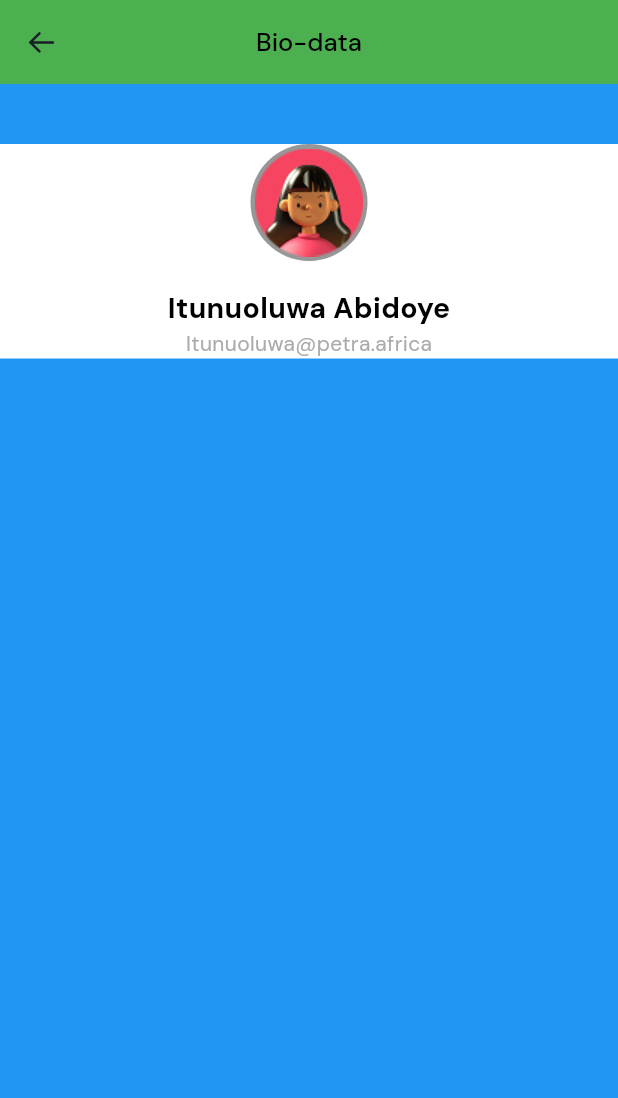
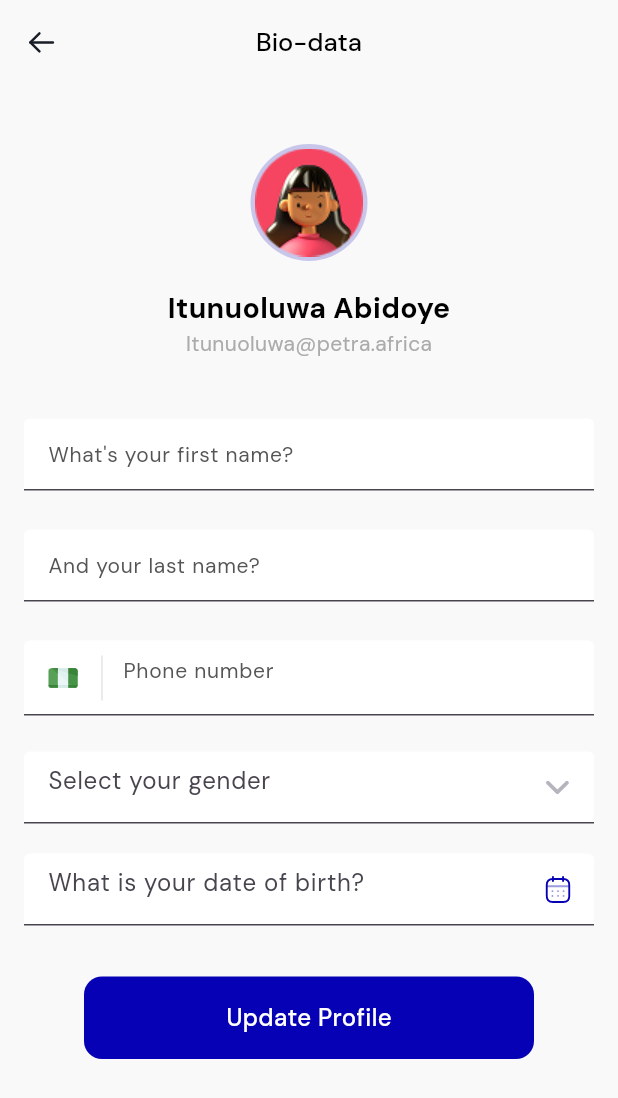
Before and after one commit to tonytran0314/profile_page, a Flutter app: the screen it shows after launch, on a phone screen of 412 x 824 dp. Shown: the top 1098 px of the screen. Run offline on Flutter 3.47's test engine with Material 3 defaults, Android fonts, the phone set to English and light mode, and no system bars; our stand-ins replace flutter_svg.

Commit message:
style fields and update profile button

```diff
--- a/lib/pages/profile.dart
+++ b/lib/pages/profile.dart
@@ -9,30 +9,175 @@ class Profile extends StatelessWidget {
     return Scaffold(
       appBar: appBar(),
       body: Container(
-        color: Colors.blue,
+        color: Color(0xffF9F9F9),
         child: ListView(
           scrollDirection: Axis.vertical,
           children: [
             SizedBox(height: 40),
             avatarAndName(),
             SizedBox(height: 40),
-            // avatarAndName()
+            firstNameField(),
+            SizedBox(height: 20),
+            lastNameField(),
+            SizedBox(height: 20),
+            phoneNumberField(),
+            SizedBox(height: 20),
+            genderField(),
+            SizedBox(height: 20),
+            birthdayField(),
+            SizedBox(height: 34),
+            updateProfileButton(),
+            SizedBox(height: 40)
           ],
         ),
       ),
     );
   }
 
+  Container updateProfileButton() {
+    return Container(
+      alignment: Alignment.center,
+      margin: EdgeInsets.only(left: 56, right: 56),
+      padding: EdgeInsets.only(top: 16, bottom: 16),
+      decoration: BoxDecoration(
+        borderRadius: BorderRadius.circular(12),
+        color: Color(0xff0601B4),
+      ),
+      child: Text(
+        "Update Profile",
+        style: TextStyle(
+          color: Colors.white,
+          fontSize: 16,
+          fontWeight: FontWeight.w500
+        )
+      ),
+    );
+  }
+
+  Container phoneNumberField() {
+    return Container(
+      height: 54,
+      margin: EdgeInsets.only(left: 16, right: 16),
+      child: TextField(
+        decoration: InputDecoration(
+          hintText: "Phone number",
+          filled: true,
+          fillColor: Colors.white,
+          hintStyle: TextStyle(
+            color: Color(0xff555555),
+            fontSize: 14,
+            fontWeight: FontWeight.normal
+          ),
+          prefixIcon: SizedBox(
+            width: 62,
+            child: IntrinsicHeight(
+              child: Row(
+                mainAxisAlignment: MainAxisAlignment.start,
+                children: [
+                  Padding(
+                    padding: const EdgeInsets.only(left: 16, top: 15, right: 8, bottom: 15),
+                    child: SvgPicture.asset(
+                      'assets/icons/nigeria.svg',
+                      height: 20,
+                      width: 20),
+                  ),
+                  VerticalDivider(
+                    color: Color(0xffDDDADA),
+                    indent: 10,
+                    endIndent: 10,
+                    thickness: 0.75,
+                  ),
+                ],
+              ),
+            ),
+          ),
+        ),
+      ),
+    );
+  }
+
+  Container genderField() {
+    return Container(
+      margin: EdgeInsets.only(left: 16, right: 16),
+      child: TextField(
+        decoration: InputDecoration(
+          filled: true,
+          fillColor: Colors.white,
+          hintText: "Select your gender",
+          suffixIcon: Padding(
+            padding: const EdgeInsets.all(16),
+            child: SvgPicture.asset('assets/icons/downArrow.svg'),
+          )
+        ),
+      ),
+    );
+  }
+
+  Container birthdayField() {
+    return Container(
+      margin: EdgeInsets.only(left: 16, right: 16),
+      child: TextField(
+        decoration: InputDecoration(
+          filled: true,
+          fillColor: Colors.white,
+          hintText: "What is your date of birth?",
+          suffixIcon: Padding(
+            padding: const EdgeInsets.all(14),
+            child: SvgPicture.asset('assets/icons/calendar.svg'),
+          )
+        ),
+      ),
+    );
+  }
+
+  Container lastNameField() {
+    return Container(
+            height: 54,
+            margin: EdgeInsets.only(left: 16, right: 16),
+            child: TextField(
+              decoration: InputDecoration(
+                filled: true,
+                fillColor: Colors.white,
+                hintText: "And your last name?",
+                hintStyle: TextStyle(
+                  color: Color(0xff555555),
+                  fontSize: 14,
+                  fontWeight: FontWeight.normal
+                ),
+              ),
+            ),
+          );
+  }
+
+  Container firstNameField() {
+    return Container(
+            height: 54,
+            margin: EdgeInsets.only(left: 16, right: 16),
+            child: TextField(
+              decoration: InputDecoration(
+                filled: true,
+                fillColor: Colors.white,
+                hintText: "What's your first name?",
+                hintStyle: TextStyle(
+                  color: Color(0xff555555),
+                  fontSize: 14,
+                  fontWeight: FontWeight.normal
+                ),
+              ),
+            ),
+          );
+  }
+
   Container avatarAndName() {
     return Container(
-            color: Colors.white,
+            color: Color(0xffF9F9F9),
             child: Column(
               children: [
                 Container(
                   width: 78,
                   height: 78,
                   decoration: BoxDecoration(
-                    color: Color(0xff979797),
+                    color: Color(0xff0601B4).withOpacity(0.2),
                     shape: BoxShape.circle
                   ),
                   child: Image.asset(
@@ -73,7 +218,7 @@ class Profile extends StatelessWidget {
           fontWeight: FontWeight.w500,
         ),
       ),
-      backgroundColor: Colors.green,
+      backgroundColor: Color(0xffF9F9F9),
       centerTitle: true,
       leading: Container(
         margin: EdgeInsets.all(16),
```
Also changed, not shown: assets/icons/calendar.svg (added), assets/icons/downArrow.svg (added), assets/icons/nigeria.svg (added).
